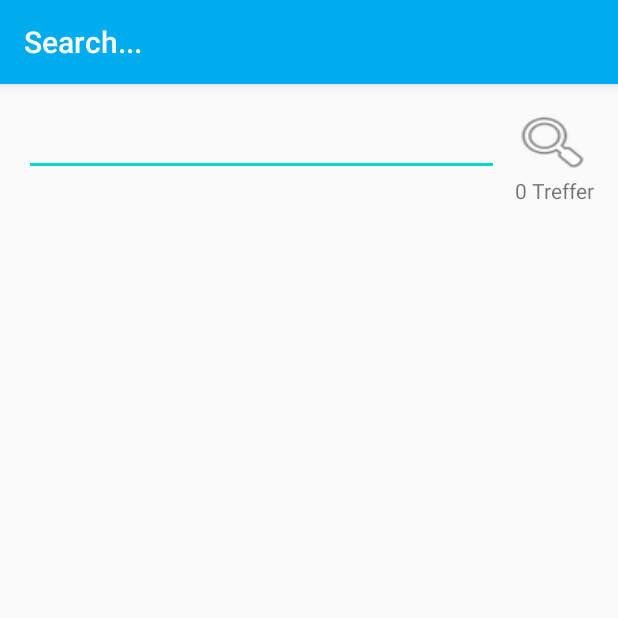
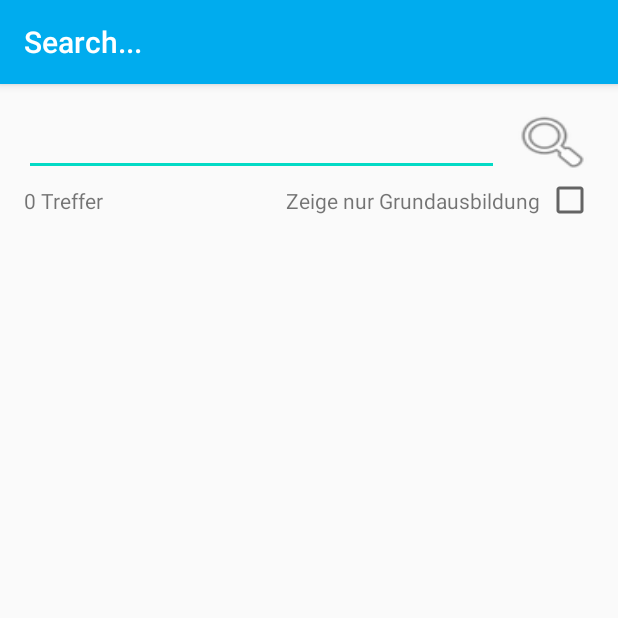
Before and after one commit to Napoletron/definitionstrainer, an Android app: the screen it shows after launch (SuchenActivity), after a tap on "SEARCH...", on a phone screen of 412 x 824 dp, the top half of it. Run offline under Robolectric (Android 15) with nearby library versions, the phone set to English and light mode, and no system bars.

Commit message:
Suchen Funktion um Checkbox für Jahrgang erweitert

```diff
--- a/app/build.gradle
+++ b/app/build.gradle
@@ -42,5 +42,6 @@ dependencies {
     implementation 'junit:junit:4.12'
     implementation 'androidx.test.ext:junit:1.1.3'
     implementation 'androidx.test.espresso:espresso-core:3.4.0'
+    implementation 'com.google.android.material:material:1.0.0'
 
 }
--- a/app/src/main/java/deftrainer/example/definitionstrainer/Activities/FaecherauswahlActivity.java
+++ b/app/src/main/java/deftrainer/example/definitionstrainer/Activities/FaecherauswahlActivity.java
@@ -76,6 +76,7 @@ public class FaecherauswahlActivity  extends AppCompatActivity {
             } else {
                 btnTag.setActivated(false);
                 btnTag.setPaintFlags(btnTag.getPaintFlags() | Paint.STRIKE_THRU_TEXT_FLAG);
+                btnTag.setBackgroundColor(getResources().getColor(R.color.polizeihellhellblau));
             }
         }
     }
--- a/app/src/main/java/deftrainer/example/definitionstrainer/Activities/SuchenActivity.java
+++ b/app/src/main/java/deftrainer/example/definitionstrainer/Activities/SuchenActivity.java
@@ -5,6 +5,8 @@ import android.text.Editable;
 import android.text.TextWatcher;
 import android.view.View;
 import android.widget.Button;
+import android.widget.CheckBox;
+import android.widget.CompoundButton;
 import android.widget.EditText;
 import android.widget.TextView;
 
@@ -16,12 +18,12 @@ import deftrainer.example.definitionstrainer.R;
 import deftrainer.example.definitionstrainer.model.Definition;
 import deftrainer.example.definitionstrainer.model.DefinitionsManager;
 import deftrainer.example.definitionstrainer.model.RecyclerViewAdapter;
+import deftrainer.example.definitionstrainer.model.Settings;
 
 import java.util.ArrayList;
-import java.util.Arrays;
-import java.util.HashSet;
 import java.util.List;
 import java.util.Set;
+import java.util.TreeSet;
 
 public class SuchenActivity extends AppCompatActivity {
 
@@ -30,6 +32,8 @@ public class SuchenActivity extends AppCompatActivity {
     private RecyclerView recyclerView;
     private RecyclerViewAdapter recyclerViewAdapter;
     private TextView s_tv_results;
+    private TextView s_tv_showOnly;
+    private CheckBox s_box_showOnly;
 
     @Override
     protected void onCreate(Bundle savedInstanceState) {
@@ -41,6 +45,22 @@ public class SuchenActivity extends AppCompatActivity {
         initRecylclerview();
         initSuchenButton();
         initSuchenEditText();
+        initTextViewShowOnly();
+        initChipShowOnly();
+    }
+
+    private void initChipShowOnly() {
+        s_box_showOnly.setOnCheckedChangeListener(new CompoundButton.OnCheckedChangeListener() {
+            @Override
+            public void onCheckedChanged(CompoundButton compoundButton, boolean b) {
+                search();
+            }
+        });
+    }
+
+    private void initTextViewShowOnly() {
+        String klasse = Settings.getSettings().getKlasse();
+        s_tv_showOnly.setText("Zeige nur "+klasse);
     }
 
     @Override
@@ -55,6 +75,8 @@ public class SuchenActivity extends AppCompatActivity {
         button_suchen = findViewById(R.id.s_b_suchen);
         recyclerView = findViewById(R.id.s_rv);
         s_tv_results = findViewById(R.id.s_tv_results);
+        s_tv_showOnly = findViewById(R.id.s_tv_showOnly);
+        s_box_showOnly = findViewById(R.id.s_box_OnlyJahrgang);
     }
 
     private void initSuchenButton() {
@@ -97,8 +119,23 @@ public class SuchenActivity extends AppCompatActivity {
     private void search() {
         String searchText = editText_suchen.getText().toString();
 
-        List<Definition> definitionList = DefinitionsManager.getDefinitionsManager().getAllDefinitions();
-        Set<Definition> relevant_def = new HashSet<>();
+        List<Definition> allDefinitions = DefinitionsManager.getDefinitionsManager().getAllDefinitions();
+        List<Definition> definitionList = new ArrayList<>();
+
+        if (s_box_showOnly.isChecked()) {
+            String klasse = Settings.getSettings().getKlasse();
+            for (Definition d : allDefinitions) {
+                String s1 = d.getJahrgaengeString().toLowerCase();
+                String s2 = klasse.toLowerCase();
+                if (s1.contains(s2)) {
+                    definitionList.add(d);
+                }
+            }
+        } else {
+            definitionList = allDefinitions;
+        }
+
+        Set<Definition> relevant_def = new TreeSet<>();
 
         // first, add all Definitions with the matching name
         for (Definition d : definitionList) {
--- a/app/src/main/java/deftrainer/example/definitionstrainer/model/Definition.java
+++ b/app/src/main/java/deftrainer/example/definitionstrainer/model/Definition.java
@@ -3,7 +3,7 @@ package deftrainer.example.definitionstrainer.model;
 import java.io.Serializable;
 import java.util.List;
 
-public class Definition implements Serializable {
+public class Definition implements Serializable, Comparable{
 
     static final long serialVersionUID =2169084276548728155L;
     private String name;
@@ -133,4 +133,10 @@ public class Definition implements Serializable {
     public void setFavorit(boolean newFavorit) {
         favorit = newFavorit;
     }
+
+    @Override
+    public int compareTo(Object o) {
+        Definition d2 = (Definition)o;
+        return this.getName().compareTo(d2.getName());
+    }
 }
--- a/app/src/main/java/deftrainer/example/definitionstrainer/model/Settings.java
+++ b/app/src/main/java/deftrainer/example/definitionstrainer/model/Settings.java
@@ -17,7 +17,7 @@ public class Settings implements Serializable {
     // XX = Version
     // YY = Feature
     // ZZ = Bug-fix
-    public static final int APP_VERSION = 11500;
+    public static final int APP_VERSION = 11600;
     public static boolean TESTING = false;
 
     // The value at which a definitions skill is increased or decreased if guessed correct or wrong
--- a/app/src/main/res/layout/activity_suchen.xml
+++ b/app/src/main/res/layout/activity_suchen.xml
@@ -37,17 +37,37 @@
         android:layout_width="wrap_content"
         android:layout_height="wrap_content"
         android:text="TextView"
+        app:layout_constraintBottom_toBottomOf="@+id/s_tv_showOnly"
+        app:layout_constraintStart_toStartOf="@+id/s_tv_suchen"
+        app:layout_constraintTop_toTopOf="@+id/s_tv_showOnly" />
+
+    <CheckBox
+        android:id="@+id/s_box_OnlyJahrgang"
+        android:layout_width="wrap_content"
+        android:layout_height="wrap_content"
         app:layout_constraintEnd_toEndOf="@+id/s_b_suchen"
-        app:layout_constraintTop_toBottomOf="@+id/s_tv_suchen" />
+        app:layout_constraintTop_toBottomOf="@+id/s_b_suchen" />
 
     <androidx.recyclerview.widget.RecyclerView
         android:id="@+id/s_rv"
         android:layout_width="0dp"
         android:layout_height="0dp"
-        android:layout_marginTop="4dp"
         android:layout_marginBottom="16dp"
         app:layout_constraintBottom_toBottomOf="parent"
         app:layout_constraintEnd_toEndOf="@+id/s_b_suchen"
         app:layout_constraintStart_toStartOf="@+id/s_tv_suchen"
-        app:layout_constraintTop_toBottomOf="@+id/s_tv_results" />
+        app:layout_constraintTop_toBottomOf="@+id/s_box_OnlyJahrgang">
+
+    </androidx.recyclerview.widget.RecyclerView>
+
+    <TextView
+        android:id="@+id/s_tv_showOnly"
+        android:layout_width="wrap_content"
+        android:layout_height="wrap_content"
+        android:layout_marginEnd="4dp"
+        android:layout_marginRight="4dp"
+        android:text="Zeige nur XYZ"
+        app:layout_constraintBottom_toBottomOf="@+id/s_box_OnlyJahrgang"
+        app:layout_constraintEnd_toStartOf="@+id/s_box_OnlyJahrgang"
+        app:layout_constraintTop_toTopOf="@+id/s_box_OnlyJahrgang" />
 </androidx.constraintlayout.widget.ConstraintLayout>
--- a/app/src/main/res/values/colors.xml
+++ b/app/src/main/res/values/colors.xml
@@ -5,6 +5,7 @@
     <color name="colorAccent">#03DAC5</color>
     <color name="polizeiblau">#00ACEE</color>
     <color name="polizeihellblau">#8000ACEE</color>
+    <color name="polizeihellhellblau">#4D00ACEE</color>
     <color name="falseRed">#FF0000</color>
     <color name="correctGreen">#0CA60C</color>
     <color name="ButtonGreen">#7C08F600</color>
--- a/app/src/main/res/values/strings.xml
+++ b/app/src/main/res/values/strings.xml
@@ -65,4 +65,5 @@
     <string name="einsatzwissenschaften" translatable="false">Einsatzwissenschaften</string>
     <string name="recht" translatable="false">Recht</string>
     <string name="favorits">☑ Favorits</string>
+    <string name="showOnlyJahrgang" translatable="false">Show only xyz</string>
 </resources>
```
